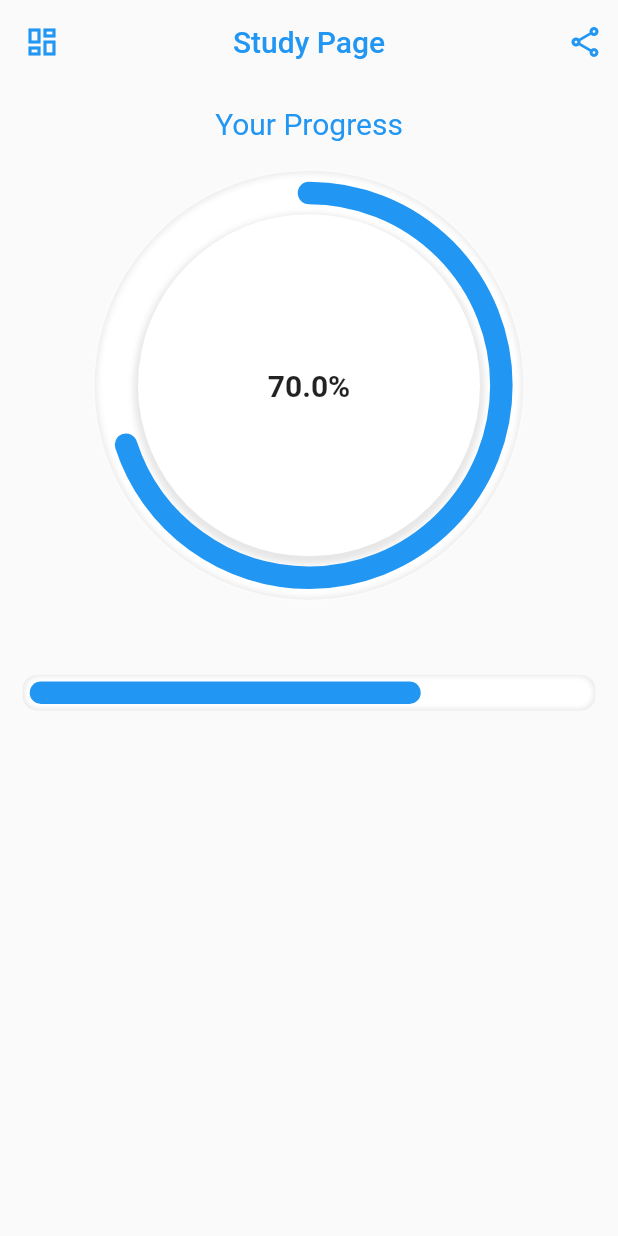
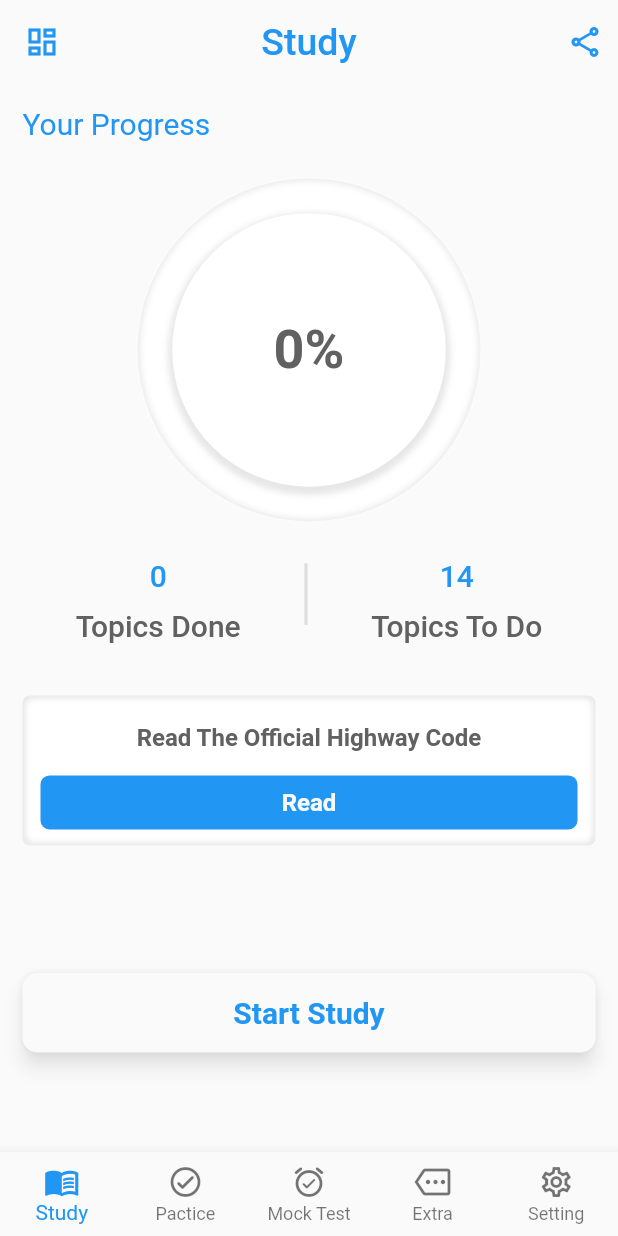
Before and after one commit to metaspook/theory_test, a Flutter app: the screen it shows after launch, on a phone screen of 412 x 824 dp. Run offline on Flutter 3.47's test engine with Material 2 defaults, Android fonts, the phone set to English and light mode, and no system bars; drawn by our look-alikes of percent_indicator.

Commit message:
add CenterTitleButton, DivideArrowButton

```diff
--- a/lib/main.dart
+++ b/lib/main.dart
@@ -1,7 +1,4 @@
 import 'package:flutter/material.dart';
-import 'package:theory_test/pages/about_theory.dart';
-import 'package:theory_test/pages/extra_page.dart';
-import 'package:theory_test/pages/home_page.dart';
 import 'package:theory_test/pages/study_page.dart';
 
 void main() {
--- a/lib/pages/extra_page.dart
+++ b/lib/pages/extra_page.dart
@@ -2,7 +2,7 @@ import 'package:flutter/material.dart';
 import 'package:theory_test/utils/constant.dart';
 import 'package:theory_test/widgets/custom_appbar.dart';
 import 'package:theory_test/widgets/custom_bottom_navigation_bar.dart';
-import 'package:theory_test/widgets/extra_page_card_button.dart';
+import 'package:theory_test/widgets/divide_arrow_button.dart';
 
 class ExtraPage extends StatelessWidget {
   const ExtraPage({Key? key}) : super(key: key);
@@ -18,22 +18,26 @@ class ExtraPage extends StatelessWidget {
           iconData: Icons.dashboard_outlined,
         ),
         body: Center(
-          child: Padding(
-            padding: const EdgeInsets.all(8.0),
-            child: Column(
-              // mainAxisAlignment: MainAxisAlignment.center,
-              crossAxisAlignment: CrossAxisAlignment.stretch,
-              children: [
-                for (final e in Constant.cardButtonElements)
-                  ExtraPageCardButton(
+          child: ListView(
+            // mainAxisAlignment: MainAxisAlignment.center,
+            // crossAxisAlignment: CrossAxisAlignment.stretch,
+            children: [
+              for (final e in Constant.cardButtonElements)
+                Padding(
+                  padding:
+                      const EdgeInsets.symmetric(horizontal: 18, vertical: 6),
+                  child: DivideArrowButton(
                     title: e['title'],
-                    onTap: () => Navigator.push(
+                    color: colorScheme.secondary,
+                    titleColor: Colors.grey.shade700,
+                    arrowColor: colorScheme.primary,
+                    onPressed: () => Navigator.push(
                       context,
                       MaterialPageRoute(builder: (context) => e['page']),
                     ),
-                  )
-              ],
-            ),
+                  ),
+                ),
+            ],
           ),
         ));
   }
--- a/lib/pages/study_page.dart
+++ b/lib/pages/study_page.dart
@@ -1,5 +1,7 @@
 import 'package:flutter/material.dart';
+import 'package:theory_test/widgets/center_title_button.dart';
 import 'package:theory_test/widgets/custom_appbar.dart';
+import 'package:theory_test/widgets/custom_bottom_navigation_bar.dart';
 import 'package:theory_test/widgets/progress_bar.dart'
     show CircularProgressBar, LinearProgressBar;
 
@@ -8,39 +10,141 @@ class StudyPage extends StatelessWidget {
 
   @override
   Widget build(BuildContext context) {
+    const ff = ElevatedButton(
+      onPressed: null,
+      child: null,
+    );
     final colorScheme = Theme.of(context).colorScheme;
-
     return Scaffold(
+      bottomNavigationBar: CustomBottomNavigationBar(),
       appBar: const CustomAppBar(
-        title: 'Study Page',
+        title: 'Study',
         iconData: Icons.dashboard_outlined,
       ),
-      body: Padding(
+      body: ListView(
         padding: const EdgeInsets.all(15),
-        child: Column(
         children: [
           Text(
             "Your Progress",
+            // textAlign: TextAlign.start,
             style: Theme.of(context)
                 .textTheme
                 .headline6!
                 .copyWith(color: Colors.blue, fontWeight: FontWeight.normal),
           ),
-            const SizedBox(height: 20),
+          const SizedBox(height: 25),
           CircularProgressBar(
-              color: colorScheme.primary,
-              percent: 0.7,
-              width: 15,
+            colors: [colorScheme.primary, Colors.cyan],
+            percent: 0,
+            width: 12,
           ),
-            const SizedBox(height: 50),
-            LinearProgressBar(
-              color: colorScheme.primary,
-              percent: 0.7,
-              height: 15,
+          const SizedBox(height: 25),
+          IntrinsicHeight(
+            child: Row(
+              mainAxisAlignment: MainAxisAlignment.spaceEvenly,
+              children: [
+                Column(
+                  children: [
+                    Text(
+                      '0',
+                      style: Theme.of(context)
+                          .textTheme
+                          .headline6!
+                          .copyWith(color: colorScheme.primary),
+                    ),
+                    const SizedBox(height: 10),
+                    Text(
+                      'Topics Done',
+                      style: Theme.of(context)
+                          .textTheme
+                          .headline6!
+                          .copyWith(color: Colors.grey.shade700),
+                    ),
+                  ],
+                ),
+                const VerticalDivider(
+                  indent: 3,
+                  endIndent: 12,
+                  thickness: 2,
+                  // color: Colors.black,
+                ),
+                Column(
+                  children: [
+                    Text(
+                      '14',
+                      style: Theme.of(context)
+                          .textTheme
+                          .headline6!
+                          .copyWith(color: colorScheme.primary),
+                    ),
+                    const SizedBox(height: 10),
+                    Text(
+                      'Topics To Do',
+                      style: Theme.of(context)
+                          .textTheme
+                          .headline6!
+                          .copyWith(color: Colors.grey.shade700),
+                    ),
+                  ],
                 ),
               ],
             ),
           ),
+          const SizedBox(height: 35),
+          Container(
+            padding: const EdgeInsets.symmetric(horizontal: 12),
+            alignment: Alignment.center,
+            height: 100,
+            decoration: BoxDecoration(
+              borderRadius: BorderRadius.circular(5),
+              boxShadow: [
+                BoxShadow(
+                  color: Colors.grey.withOpacity(0.175),
+                ),
+                const BoxShadow(
+                  color: Colors.white,
+                  spreadRadius: -2.50,
+                  blurRadius: 2.50,
+                ),
+              ],
+            ),
+            child: Column(
+              mainAxisAlignment: MainAxisAlignment.spaceAround,
+              crossAxisAlignment: CrossAxisAlignment.stretch,
+              children: [
+                const SizedBox(height: 5),
+                Text(
+                  'Read The Official Highway Code',
+                  textAlign: TextAlign.center,
+                  style: Theme.of(context).textTheme.titleMedium!.copyWith(
+                      color: Colors.grey.shade700, fontWeight: FontWeight.bold),
+                ),
+                MaterialButton(
+                  elevation: 0,
+                  shape: RoundedRectangleBorder(
+                      borderRadius: BorderRadius.circular(6)),
+                  color: colorScheme.primary,
+                  onPressed: () {},
+                  child: Text(
+                    'Read',
+                    style: Theme.of(context).textTheme.titleMedium!.copyWith(
+                        color: colorScheme.secondary,
+                        fontWeight: FontWeight.bold),
+                  ),
+                )
+              ],
+            ),
+          ),
+          // const Spacer(),
+          const SizedBox(height: 85),
+          CenterTitleButton(
+            title: 'Start Study',
+            color: colorScheme.secondary,
+            titleColor: colorScheme.primary,
+            onPressed: () {},
+          ),
+        ],
+      ),
     );
   }
 }
--- /dev/null
+++ b/lib/widgets/center_title_button.dart
@@ -0,0 +1,36 @@
+import 'package:flutter/material.dart';
+
+class CenterTitleButton extends StatelessWidget {
+  const CenterTitleButton({
+    Key? key,
+    this.color,
+    this.titleColor,
+    required this.title,
+    required this.onPressed,
+  }) : super(key: key);
+  final String? title;
+  final Color? color, titleColor;
+  final void Function()? onPressed;
+
+  @override
+  Widget build(BuildContext context) {
+    return ElevatedButton(
+      style: ElevatedButton.styleFrom(
+        padding: const EdgeInsets.all(15),
+        primary: color,
+        onPrimary: titleColor,
+        textStyle: Theme.of(context)
+            .textTheme
+            .titleLarge!
+            .copyWith(fontWeight: FontWeight.bold),
+        elevation: 5,
+        shadowColor: Colors.white.withOpacity(0.85),
+        shape: RoundedRectangleBorder(
+          borderRadius: BorderRadius.circular(10),
+        ),
+      ),
+      onPressed: onPressed,
+      child: Text(title ?? ''),
+    );
+  }
+}
--- a/lib/widgets/custom_appbar.dart
+++ b/lib/widgets/custom_appbar.dart
@@ -22,7 +22,7 @@ class CustomAppBar extends StatelessWidget implements PreferredSizeWidget {
 
       leading: iconData == null
           ? IconButton(
-              icon: Icon(Icons.arrow_back_ios_rounded),
+              icon: const Icon(Icons.arrow_back_ios_rounded),
               onPressed: () => Method.goBack(context),
             )
           : IconButton(
@@ -39,7 +39,7 @@ class CustomAppBar extends StatelessWidget implements PreferredSizeWidget {
       centerTitle: true,
       title: Text(
         title,
-        style: TextStyle(color: colorScheme.primary),
+        style: TextStyle(color: colorScheme.primary, fontSize: 25),
       ),
     );
   }
--- /dev/null
+++ b/lib/widgets/divide_arrow_button.dart
@@ -0,0 +1,46 @@
+import 'package:flutter/material.dart';
+
+class DivideArrowButton extends StatelessWidget {
+  const DivideArrowButton({
+    Key? key,
+    this.arrowColor,
+    this.color,
+    this.titleColor,
+    required this.title,
+    required this.onPressed,
+  }) : super(key: key);
+  final String? title;
+  final Color? arrowColor, color, titleColor;
+  final void Function()? onPressed;
+
+  @override
+  Widget build(BuildContext context) {
+    return ElevatedButton(
+      style: ElevatedButton.styleFrom(
+        padding: const EdgeInsets.symmetric(horizontal: 20, vertical: 15),
+        primary: color,
+        onPrimary: titleColor,
+        textStyle: Theme.of(context).textTheme.subtitle1,
+        elevation: 5,
+        shadowColor: Colors.white.withOpacity(0.85),
+        shape: RoundedRectangleBorder(
+          borderRadius: BorderRadius.circular(10),
+        ),
+      ),
+      onPressed: onPressed,
+      child: IntrinsicHeight(
+        child: Row(
+          children: [
+            Text(title ?? ''),
+            const Spacer(),
+            const VerticalDivider(thickness: 2),
+            Icon(
+              Icons.arrow_forward_ios_rounded,
+              color: arrowColor,
+            )
+          ],
+        ),
+      ),
+    );
+  }
+}
--- a/lib/widgets/progress_bar.dart
+++ b/lib/widgets/progress_bar.dart
@@ -4,10 +4,10 @@ import 'package:percent_indicator/linear_percent_indicator.dart';
 
 class CircularProgressBar extends StatelessWidget {
   const CircularProgressBar(
-      {Key? key, this.percent = 0.0, this.width = 5.0, this.color})
+      {Key? key, this.percent = 0.0, this.width = 5.0, this.colors})
       : super(key: key);
   final double percent, width;
-  final Color? color;
+  final List<Color>? colors;
 
   @override
   Widget build(BuildContext context) {
@@ -15,7 +15,7 @@ class CircularProgressBar extends StatelessWidget {
       alignment: Alignment.center,
       children: [
         Container(
-          alignment: Alignment.center,
+          // alignment: Alignment.center,
           width: width * 19.05,
           height: width * 19.05,
           decoration: BoxDecoration(
@@ -51,17 +51,27 @@ class CircularProgressBar extends StatelessWidget {
           ),
         ),
         CircularPercentIndicator(
+          linearGradient: colors != null && colors!.length > 1
+              ? LinearGradient(
+                  begin: Alignment.topCenter,
+                  end: Alignment.bottomCenter,
+                  colors: colors!)
+              : null,
           backgroundColor: Colors.transparent,
           radius: width * 9.05,
           lineWidth: width,
           animation: true,
           percent: percent,
-          center: const Text(
-            "70.0%",
-            style: TextStyle(fontWeight: FontWeight.bold, fontSize: 20.0),
+          center: Text(
+            "${(percent * 100).floor()}%",
+            style: Theme.of(context).textTheme.headline5!.copyWith(
+                fontSize: width * 3,
+                fontWeight: FontWeight.bold,
+                color: Colors.grey.shade700),
           ),
           circularStrokeCap: CircularStrokeCap.round,
-          progressColor: color,
+          progressColor:
+              colors != null && colors!.length == 1 ? colors![0] : null,
         ),
       ],
     );
@@ -70,11 +80,11 @@ class CircularProgressBar extends StatelessWidget {
 
 class LinearProgressBar extends StatelessWidget {
   const LinearProgressBar(
-      {Key? key, this.percent = 0.0, this.height = 5.0, this.color})
+      {Key? key, this.percent = 0.0, this.height = 5.0, this.colors})
       : super(key: key);
 
   final double percent, height;
-  final Color? color;
+  final List<Color>? colors;
 
   @override
   Widget build(BuildContext context) {
@@ -92,13 +102,19 @@ class LinearProgressBar extends StatelessWidget {
               ),
               const BoxShadow(
                 color: Colors.white,
-                spreadRadius: -1.25,
-                blurRadius: 2.5,
+                spreadRadius: -2.50,
+                blurRadius: 1.25,
               ),
             ],
           ),
         ),
         LinearPercentIndicator(
+          linearGradient: colors != null && colors!.length > 1
+              ? LinearGradient(
+                  begin: Alignment.topCenter,
+                  end: Alignment.bottomCenter,
+                  colors: colors!)
+              : null,
           padding: EdgeInsets.symmetric(horizontal: (height * 1.6) / 5),
           backgroundColor: Colors.transparent,
           lineHeight: height,
@@ -106,7 +122,8 @@ class LinearProgressBar extends StatelessWidget {
           percent: percent,
           // Radius.circular(10) defines fully rounded.
           barRadius: const Radius.circular(10),
-          progressColor: color,
+          progressColor:
+              colors != null && colors!.length == 1 ? colors![0] : null,
         ),
       ],
     );
```
Lines whose indentation alone changed are shown as unchanged.
